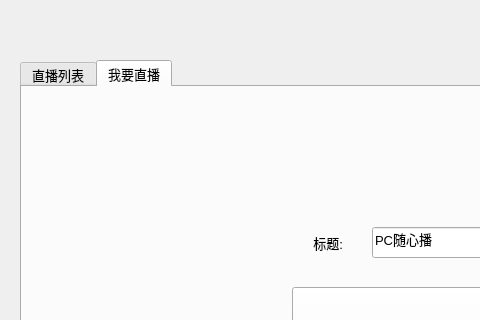
The window that suixinbo/sample/suixinbo_Qt/MainWindow.ui (zhaoyang21cn/iLiveSDK_PC_Suixinbo) describes before a commit, drawn with Qt 5; both pictures show x 0 to 480 and y 0 to 320 of the 1280 by 720 pixel window.
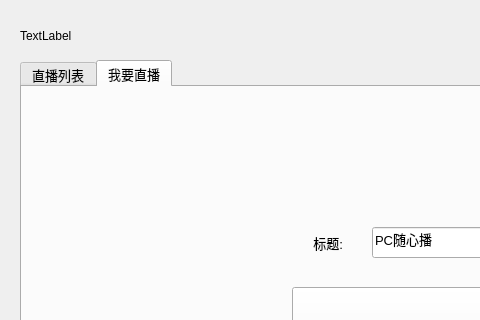
The same window after the commit.

The edit to the form file:
```diff
--- a/suixinbo/sample/suixinbo_Qt/MainWindow.ui
+++ b/suixinbo/sample/suixinbo_Qt/MainWindow.ui
@@ -262,6 +262,19 @@
      </property>
     </widget>
    </widget>
+   <widget class="QLabel" name="lbVersion">
+    <property name="geometry">
+     <rect>
+      <x>20</x>
+      <y>20</y>
+      <width>221</width>
+      <height>31</height>
+     </rect>
+    </property>
+    <property name="text">
+     <string>TextLabel</string>
+    </property>
+   </widget>
   </widget>
   <widget class="QMenuBar" name="menubar">
    <property name="geometry">
```
Left out of the diff: 6 changed lines with no effect on the pictures.
